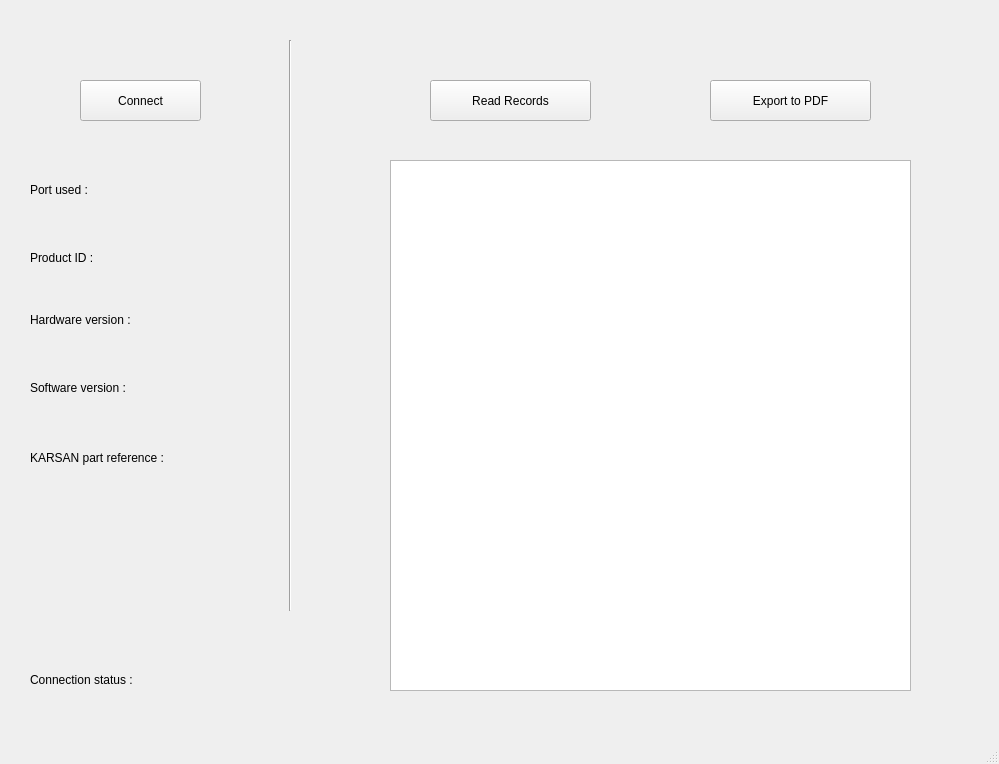
First picture: the form in cartDetail.ui, repository elsatmirdes/denem, before the edit.
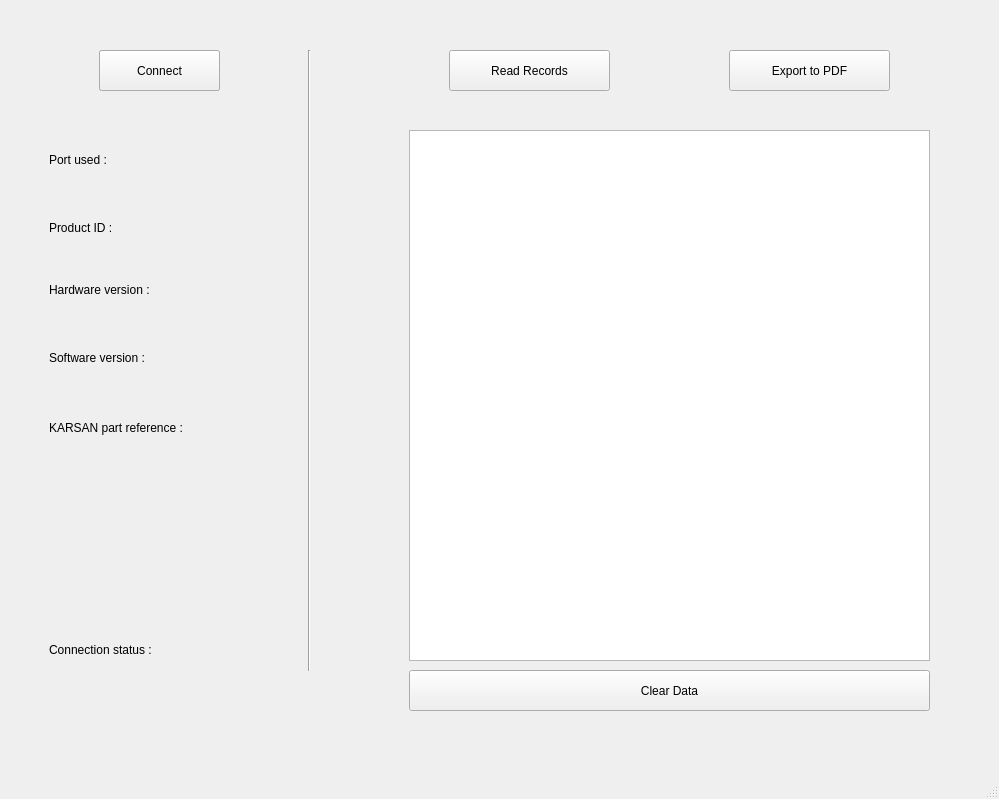
Second picture: the form after the edit. Icons and pictures are not drawn.

Patch:
```diff
--- a/cartDetail.ui
+++ b/cartDetail.ui
@@ -7,31 +7,92 @@
     <x>0</x>
     <y>0</y>
     <width>999</width>
-    <height>764</height>
+    <height>799</height>
    </rect>
   </property>
   <property name="windowTitle">
-   <string>MainWindow</string>
+   <string>DCU Log Reader</string>
+  </property>
+  <property name="windowIcon">
+   <iconset>
+    <normaloff>System_Data/Picture1.ico</normaloff>System_Data/Picture1.ico</iconset>
+  </property>
+  <property name="tabShape">
+   <enum>QTabWidget::Rounded</enum>
+  </property>
+  <property name="dockNestingEnabled">
+   <bool>false</bool>
   </property>
   <widget class="QWidget" name="centralwidget">
-   <widget class="QPushButton" name="connect">
+   <widget class="QWidget" name="loadingWidget" native="true">
     <property name="geometry">
      <rect>
-      <x>80</x>
-      <y>80</y>
-      <width>121</width>
+      <x>19</x>
+      <y>0</y>
+      <width>971</width>
+      <height>721</height>
+     </rect>
+    </property>
+    <widget class="QPushButton" name="print">
+     <property name="geometry">
+      <rect>
+       <x>710</x>
+       <y>50</y>
+       <width>161</width>
       <height>41</height>
      </rect>
     </property>
     <property name="text">
-     <string>Connect</string>
+      <string>Export to PDF</string>
+     </property>
+    </widget>
+    <widget class="QLabel" name="productID">
+     <property name="geometry">
+      <rect>
+       <x>30</x>
+       <y>220</y>
+       <width>251</width>
+       <height>16</height>
+      </rect>
+     </property>
+     <property name="text">
+      <string>Product ID : </string>
+     </property>
+    </widget>
+    <widget class="QLabel" name="cartName">
+     <property name="geometry">
+      <rect>
+       <x>30</x>
+       <y>280</y>
+       <width>251</width>
+       <height>20</height>
+      </rect>
+     </property>
+     <property name="text">
+      <string>Hardware version : </string>
+     </property>
+     <property name="alignment">
+      <set>Qt::AlignLeading|Qt::AlignLeft|Qt::AlignVCenter</set>
+     </property>
+    </widget>
+    <widget class="QLabel" name="sfVersion">
+     <property name="geometry">
+      <rect>
+       <x>30</x>
+       <y>350</y>
+       <width>251</width>
+       <height>16</height>
+      </rect>
+     </property>
+     <property name="text">
+      <string>Software version :</string>
     </property>
    </widget>
    <widget class="QLabel" name="connInfo">
     <property name="geometry">
      <rect>
       <x>30</x>
-      <y>670</y>
+       <y>640</y>
       <width>171</width>
       <height>20</height>
      </rect>
@@ -47,20 +108,43 @@
     <property name="geometry">
      <rect>
       <x>280</x>
-      <y>40</y>
+       <y>50</y>
       <width>21</width>
-      <height>571</height>
+       <height>621</height>
      </rect>
     </property>
     <property name="orientation">
      <enum>Qt::Vertical</enum>
     </property>
    </widget>
+    <widget class="QTextEdit" name="recordDetail">
+     <property name="geometry">
+      <rect>
+       <x>390</x>
+       <y>130</y>
+       <width>521</width>
+       <height>531</height>
+      </rect>
+     </property>
+    </widget>
+    <widget class="QPushButton" name="connect">
+     <property name="geometry">
+      <rect>
+       <x>80</x>
+       <y>50</y>
+       <width>121</width>
+       <height>41</height>
+      </rect>
+     </property>
+     <property name="text">
+      <string>Connect</string>
+     </property>
+    </widget>
    <widget class="QPushButton" name="readRecords">
     <property name="geometry">
      <rect>
       <x>430</x>
-      <y>80</y>
+       <y>50</y>
       <width>161</width>
       <height>41</height>
      </rect>
@@ -69,24 +153,11 @@
      <string>Read Records</string>
     </property>
    </widget>
-   <widget class="QPushButton" name="print">
-    <property name="geometry">
-     <rect>
-      <x>710</x>
-      <y>80</y>
-      <width>161</width>
-      <height>41</height>
-     </rect>
-    </property>
-    <property name="text">
-     <string>Export to PDF</string>
-    </property>
-   </widget>
    <widget class="QLabel" name="portUsed">
     <property name="geometry">
      <rect>
       <x>30</x>
-      <y>180</y>
+       <y>150</y>
       <width>251</width>
       <height>20</height>
      </rect>
@@ -98,50 +169,11 @@
      <set>Qt::AlignLeading|Qt::AlignLeft|Qt::AlignVCenter</set>
     </property>
    </widget>
-   <widget class="QLabel" name="cartName">
-    <property name="geometry">
-     <rect>
-      <x>30</x>
-      <y>310</y>
-      <width>251</width>
-      <height>20</height>
-     </rect>
-    </property>
-    <property name="text">
-     <string>Hardware version : </string>
-    </property>
-    <property name="alignment">
-     <set>Qt::AlignLeading|Qt::AlignLeft|Qt::AlignVCenter</set>
-    </property>
-   </widget>
-   <widget class="QTextEdit" name="recordDetail">
-    <property name="geometry">
-     <rect>
-      <x>390</x>
-      <y>160</y>
-      <width>521</width>
-      <height>531</height>
-     </rect>
-    </property>
-   </widget>
-   <widget class="QLabel" name="sfVersion">
-    <property name="geometry">
-     <rect>
-      <x>30</x>
-      <y>380</y>
-      <width>251</width>
-      <height>16</height>
-     </rect>
-    </property>
-    <property name="text">
-     <string>Software version :</string>
-    </property>
-   </widget>
    <widget class="QLabel" name="karsanPartRef">
     <property name="geometry">
      <rect>
       <x>30</x>
-      <y>450</y>
+       <y>420</y>
       <width>251</width>
       <height>16</height>
      </rect>
@@ -150,18 +182,51 @@
      <string>KARSAN part reference : </string>
     </property>
    </widget>
-   <widget class="QLabel" name="productID">
+    <widget class="QPushButton" name="disconnectBtn">
     <property name="geometry">
      <rect>
-      <x>30</x>
-      <y>250</y>
-      <width>251</width>
-      <height>16</height>
+       <x>80</x>
+       <y>50</y>
+       <width>121</width>
+       <height>41</height>
      </rect>
     </property>
     <property name="text">
-     <string>Product ID : </string>
-    </property>
+      <string>Disconnect</string>
+     </property>
+     <property name="checkable">
+      <bool>false</bool>
+     </property>
+     <property name="checked">
+      <bool>false</bool>
+     </property>
+    </widget>
+    <widget class="QPushButton" name="clearData">
+     <property name="geometry">
+      <rect>
+       <x>390</x>
+       <y>670</y>
+       <width>521</width>
+       <height>41</height>
+      </rect>
+     </property>
+     <property name="text">
+      <string>Clear Data</string>
+     </property>
+    </widget>
+    <zorder>disconnectBtn</zorder>
+    <zorder>print</zorder>
+    <zorder>productID</zorder>
+    <zorder>cartName</zorder>
+    <zorder>sfVersion</zorder>
+    <zorder>connInfo</zorder>
+    <zorder>line</zorder>
+    <zorder>recordDetail</zorder>
+    <zorder>connect</zorder>
+    <zorder>readRecords</zorder>
+    <zorder>portUsed</zorder>
+    <zorder>karsanPartRef</zorder>
+    <zorder>clearData</zorder>
    </widget>
   </widget>
   <widget class="QMenuBar" name="menubar">
```
Lines whose indentation alone changed are shown as unchanged.
